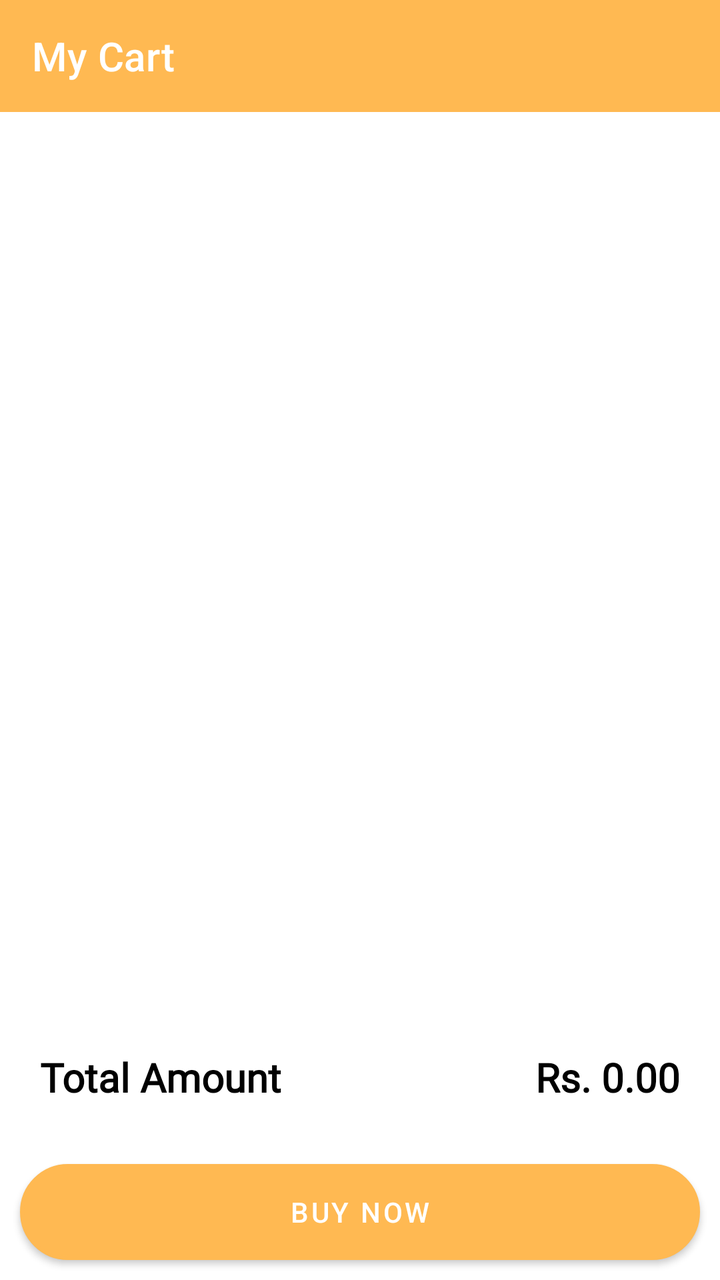
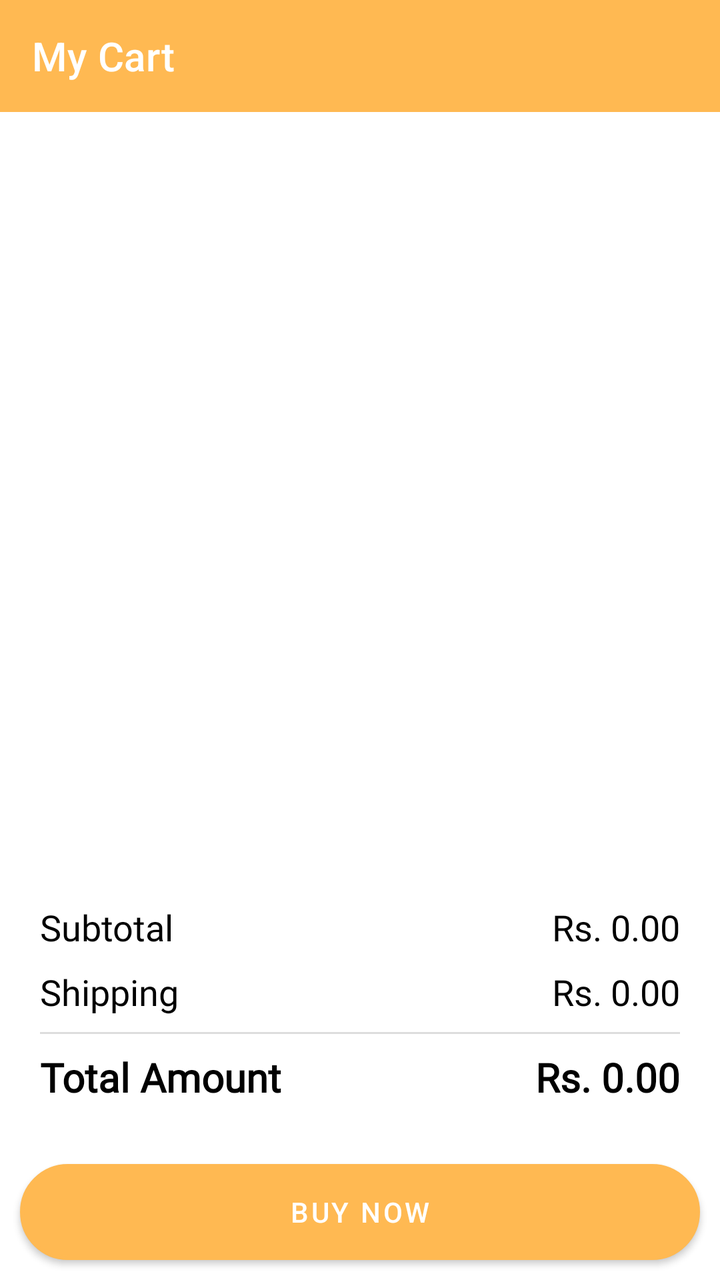

The first picture is an Android layout as it rendered before a commit; the second is the same layout after the commit. The layout source and the unified diff follow.
<!-- AndroidManifest.xml: activity theme Theme.ECommerceApp.NoActionBar -->
<!-- res/layout/activity_cart.xml -->
<?xml version="1.0" encoding="utf-8"?>
<RelativeLayout xmlns:android="http://schemas.android.com/apk/res/android"
    xmlns:app="http://schemas.android.com/apk/res-auto"
    xmlns:tools="http://schemas.android.com/tools"
    android:layout_width="match_parent"
    android:layout_height="match_parent"
    tools:context=".activities.CartActivity">

    <androidx.appcompat.widget.Toolbar
        android:id="@+id/my_cart_toolbar"
        android:layout_width="match_parent"
        android:layout_height="wrap_content"
        android:background="?attr/colorPrimary"
        android:minHeight="?attr/actionBarSize"
        android:theme="?attr/actionBarTheme"
        app:title="My Cart"
        app:titleTextColor="@color/white" />

    <androidx.recyclerview.widget.RecyclerView
        android:id="@+id/cart_rec"
        android:layout_width="match_parent"
        android:layout_height="match_parent"
        android:layout_above="@id/over_all_layout"
        android:layout_below="@id/my_cart_toolbar" />

    <LinearLayout
        android:id="@+id/over_all_layout"
        android:layout_width="match_parent"
        android:layout_height="wrap_content"
        android:layout_alignParentBottom="true"
        android:orientation="vertical">

        <RelativeLayout
            android:layout_width="match_parent"
            android:layout_height="wrap_content"
            android:padding="20dp">

            <TextView
                android:layout_width="wrap_content"
                android:layout_height="wrap_content"
                android:fontFamily="@font/crimson"
                android:text="Total Amount"
                android:textColor="@color/black"
                android:textSize="20sp"
                android:textStyle="bold" />

            <TextView
                android:id="@+id/total_price_tv"
                android:layout_width="wrap_content"
                android:layout_height="wrap_content"
                android:layout_alignParentEnd="true"
                android:fontFamily="@font/crimson"
                android:text="Rs. 0.00"
                android:textColor="@color/black"
                android:textSize="20sp"
                android:textStyle="bold" />

        </RelativeLayout>

        <Button
            android:id="@+id/buy_now_btn"
            android:layout_width="match_parent"
            android:layout_height="wrap_content"
            android:layout_margin="10dp"
            android:background="@drawable/edit_text_bg"
            android:text="Buy Now"
            android:textColor="@color/white" />
    </LinearLayout>

</RelativeLayout>
<!-- resources referenced by this layout -->
<resources>
  <color name="black">#FF000000</color>
  <color name="white">#FFFFFFFF</color>
  <!-- drawable edit_text_bg (drawable) -->
  <?xml version="1.0" encoding="utf-8"?>
  <shape xmlns:android="http://schemas.android.com/apk/res/android">
  
      <corners android:radius="50dp"/>
      <solid android:color="@color/white"/>
      <stroke android:color="#6a6a6a" android:width="2dp"/>
  </shape>
  <style name="Theme.ECommerceApp.NoActionBar" parent="Theme.ECommerceApp">
          <item name="windowActionBar">false</item>
          <item name="windowNoTitle">true</item>
      </style>
  <style name="Theme.ECommerceApp" parent="Theme.MaterialComponents.DayNight.DarkActionBar">
          
          <item name="colorPrimary">#FFB952</item>
          <item name="colorPrimaryVariant">@color/pink</item>
          <item name="colorOnPrimary">@color/black</item>
          
          <item name="colorSecondary">@color/teal_200</item>
          <item name="colorSecondaryVariant">@color/teal_700</item>
          <item name="colorOnSecondary">@color/black</item>
          
          <item name="android:statusBarColor">?attr/colorPrimaryVariant</item>
          
      </style>
  <color name="pink">#FF0057</color>
  <color name="teal_200">#FF03DAC5</color>
  <color name="teal_700">#FF018786</color>
</resources>

<!-- the commit's change to res/layout/activity_cart.xml (unified diff, before → after) -->
@@ -30,32 +30,92 @@
         android:layout_alignParentBottom="true"
         android:orientation="vertical">
 
-        <RelativeLayout
+        <LinearLayout
             android:layout_width="match_parent"
             android:layout_height="wrap_content"
+            android:orientation="vertical"
             android:padding="20dp">
 
-            <TextView
-                android:layout_width="wrap_content"
+            <RelativeLayout
+                android:layout_width="match_parent"
                 android:layout_height="wrap_content"
-                android:fontFamily="@font/crimson"
-                android:text="Total Amount"
-                android:textColor="@color/black"
-                android:textSize="20sp"
-                android:textStyle="bold" />
+                android:layout_marginBottom="8dp">
 
-            <TextView
-                android:id="@+id/total_price_tv"
-                android:layout_width="wrap_content"
+                <TextView
+                    android:layout_width="wrap_content"
+                    android:layout_height="wrap_content"
+                    android:fontFamily="@font/crimson"
+                    android:text="Subtotal"
+                    android:textColor="@color/black"
+                    android:textSize="18sp" />
+
+                <TextView
+                    android:id="@+id/subtotal_tv"
+                    android:layout_width="wrap_content"
+                    android:layout_height="wrap_content"
+                    android:layout_alignParentEnd="true"
+                    android:fontFamily="@font/crimson"
+                    android:text="Rs. 0.00"
+                    android:textColor="@color/black"
+                    android:textSize="18sp" />
+            </RelativeLayout>
+
+            <RelativeLayout
+                android:layout_width="match_parent"
                 android:layout_height="wrap_content"
-                android:layout_alignParentEnd="true"
-                android:fontFamily="@font/crimson"
-                android:text="Rs. 0.00"
-                android:textColor="@color/black"
-                android:textSize="20sp"
-                android:textStyle="bold" />
+                android:layout_marginBottom="8dp">
 
-        </RelativeLayout>
+                <TextView
+                    android:layout_width="wrap_content"
+                    android:layout_height="wrap_content"
+                    android:fontFamily="@font/crimson"
+                    android:text="Shipping"
+                    android:textColor="@color/black"
+                    android:textSize="18sp" />
+
+                <TextView
+                    android:id="@+id/shipping_tv"
+                    android:layout_width="wrap_content"
+                    android:layout_height="wrap_content"
+                    android:layout_alignParentEnd="true"
+                    android:fontFamily="@font/crimson"
+                    android:text="Rs. 0.00"
+                    android:textColor="@color/black"
+                    android:textSize="18sp" />
+            </RelativeLayout>
+
+            <View
+                android:layout_width="match_parent"
+                android:layout_height="1dp"
+                android:layout_marginBottom="8dp"
+                android:background="#DDDDDD" />
+
+            <RelativeLayout
+                android:layout_width="match_parent"
+                android:layout_height="wrap_content">
+
+                <TextView
+                    android:layout_width="wrap_content"
+                    android:layout_height="wrap_content"
+                    android:fontFamily="@font/crimson"
+                    android:text="Total Amount"
+                    android:textColor="@color/black"
+                    android:textSize="20sp"
+                    android:textStyle="bold" />
+
+                <TextView
+                    android:id="@+id/total_price_tv"
+                    android:layout_width="wrap_content"
+                    android:layout_height="wrap_content"
+                    android:layout_alignParentEnd="true"
+                    android:fontFamily="@font/crimson"
+                    android:text="Rs. 0.00"
+                    android:textColor="@color/black"
+                    android:textSize="20sp"
+                    android:textStyle="bold" />
+
+            </RelativeLayout>
+        </LinearLayout>
 
         <Button
             android:id="@+id/buy_now_btn"
